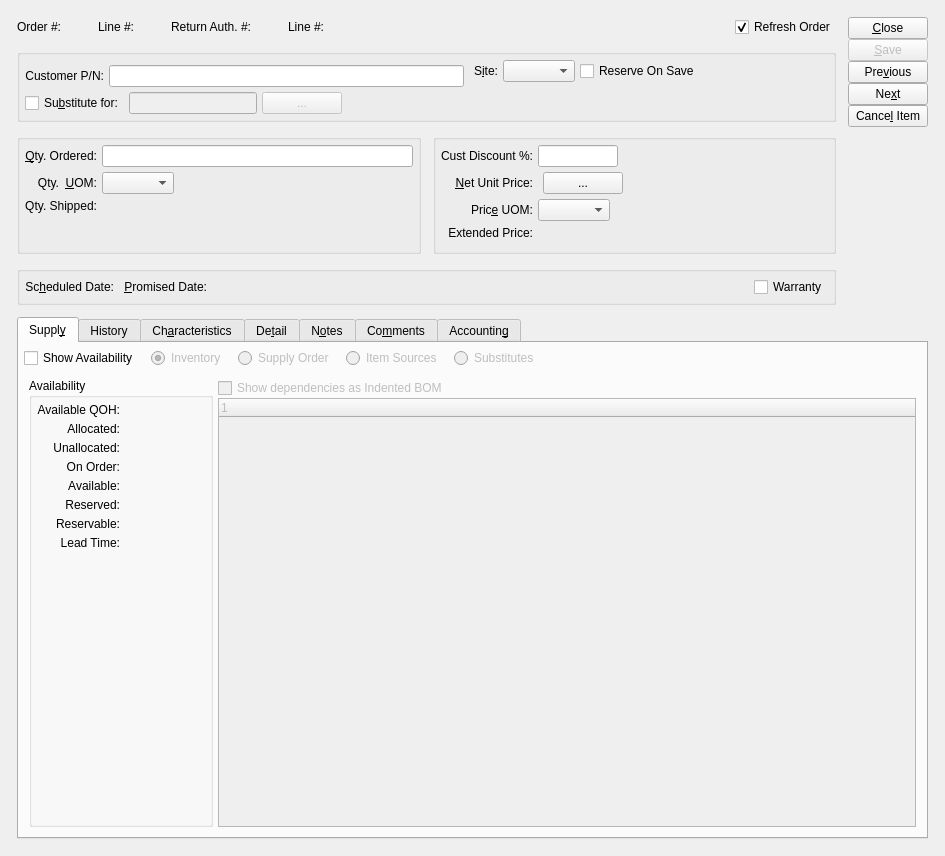
Before: the Qt Designer form guiclient/salesOrderItem.ui in Pegasus-RPG/xtuple-client, drawn with Qt 5.
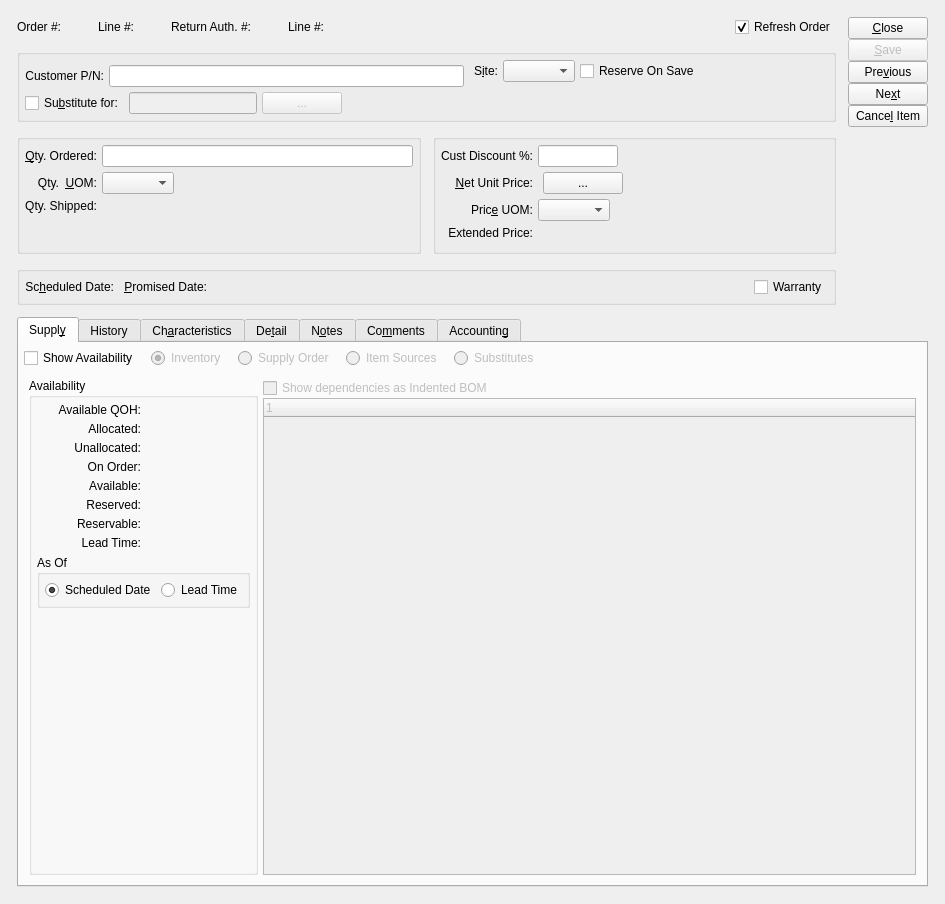
After: the same form once the commit is applied. Custom widgets are drawn as their Qt base class.

Commit message: Issue #26387:add capability to determine availability by lead time

Patch:
```diff
--- a/guiclient/salesOrderItem.ui
+++ b/guiclient/salesOrderItem.ui
@@ -14,7 +14,7 @@
     <x>0</x>
     <y>0</y>
     <width>945</width>
-    <height>856</height>
+    <height>904</height>
    </rect>
   </property>
   <property name="sizePolicy">
@@ -1107,6 +1107,32 @@
                       </item>
                      </layout>
                     </item>
+                    <item>
+                     <widget class="QGroupBox" name="_asOfGroup">
+                      <property name="title">
+                       <string>As Of</string>
+                      </property>
+                      <layout class="QHBoxLayout" name="horizontalLayout_15">
+                       <item>
+                        <widget class="QRadioButton" name="_asOfScheddate">
+                         <property name="text">
+                          <string>Scheduled Date</string>
+                         </property>
+                         <property name="checked">
+                          <bool>true</bool>
+                         </property>
+                        </widget>
+                       </item>
+                       <item>
+                        <widget class="QRadioButton" name="_asOfLeadTime">
+                         <property name="text">
+                          <string>Lead Time</string>
+                         </property>
+                        </widget>
+                       </item>
+                      </layout>
+                     </widget>
+                    </item>
                     <item>
                      <spacer>
                       <property name="orientation">
```
The commit also changes 2 other files.
